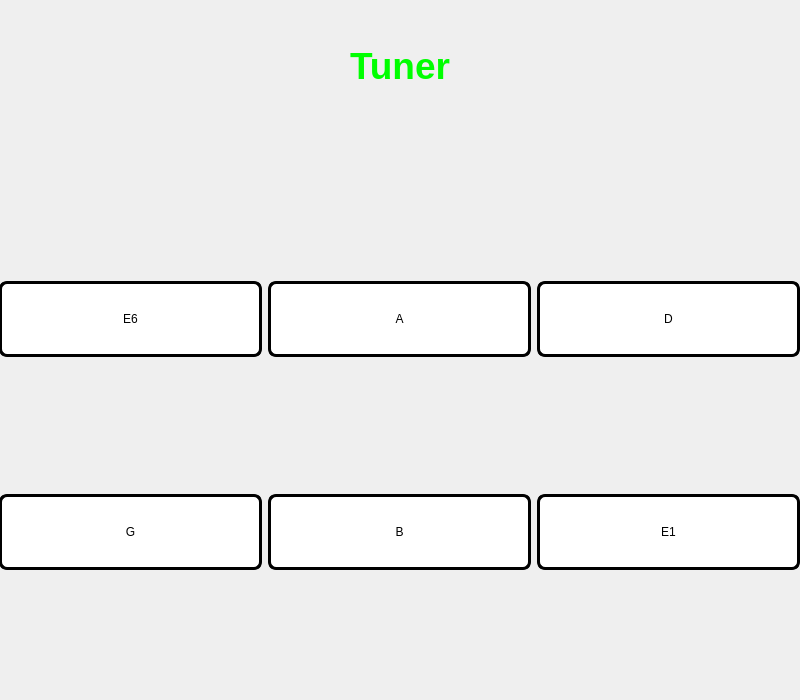
Old version of the form App/tuner_window.ui in the repository irozalski/Guitar_app.
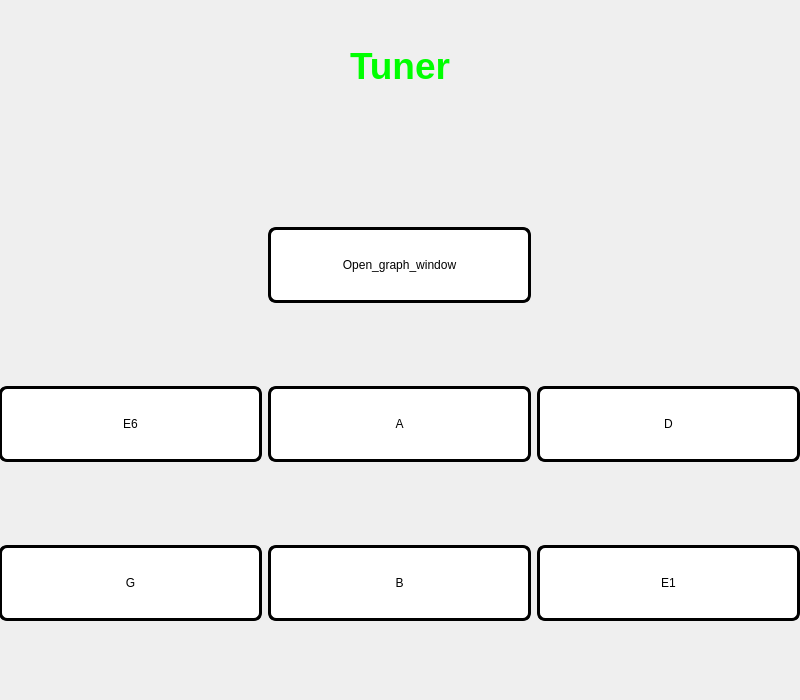
New version of the form. Icons and pictures are not drawn. Custom widgets are drawn as their Qt base class.

Commit message: visual and sound effects, microphone signal graph

The edit to the form file:
```diff
--- a/App/tuner_window.ui
+++ b/App/tuner_window.ui
@@ -49,48 +49,55 @@
     </rect>
    </property>
    <layout class="QGridLayout" name="gridLayout">
-    <item row="0" column="0">
+    <item row="2" column="0">
+     <widget class="Sound_button" name="G_Button">
+      <property name="text">
+       <string>G</string>
+      </property>
+     </widget>
+    </item>
+    <item row="1" column="0">
      <widget class="Sound_button" name="E6_Button">
       <property name="text">
        <string>E6</string>
       </property>
      </widget>
     </item>
-    <item row="0" column="1">
+    <item row="2" column="1">
+     <widget class="Sound_button" name="B_Button">
+      <property name="text">
+       <string>B</string>
+      </property>
+     </widget>
+    </item>
+    <item row="1" column="1">
      <widget class="Sound_button" name="A_Button">
       <property name="text">
        <string>A</string>
       </property>
      </widget>
     </item>
-    <item row="0" column="2">
+    <item row="1" column="2">
      <widget class="Sound_button" name="D_Button">
       <property name="text">
        <string>D</string>
       </property>
      </widget>
     </item>
-    <item row="1" column="0">
-     <widget class="Sound_button" name="G_Button">
-      <property name="text">
-       <string>G</string>
-      </property>
-     </widget>
-    </item>
-    <item row="1" column="1">
-     <widget class="Sound_button" name="B_Button">
-      <property name="text">
-       <string>B</string>
-      </property>
-     </widget>
-    </item>
-    <item row="1" column="2">
+    <item row="2" column="2">
      <widget class="Sound_button" name="E1_Button">
       <property name="text">
        <string>E1</string>
       </property>
      </widget>
     </item>
+    <item row="0" column="1">
+     <widget class="QPushButton" name="graph_button">
+      <property name="text">
+       <string>Open_graph_window</string>
+      </property>
+     </widget>
+    </item>
    </layout>
   </widget>
   <widget class="QLabel" name="label">
```
The commit also changes 13 other files.
